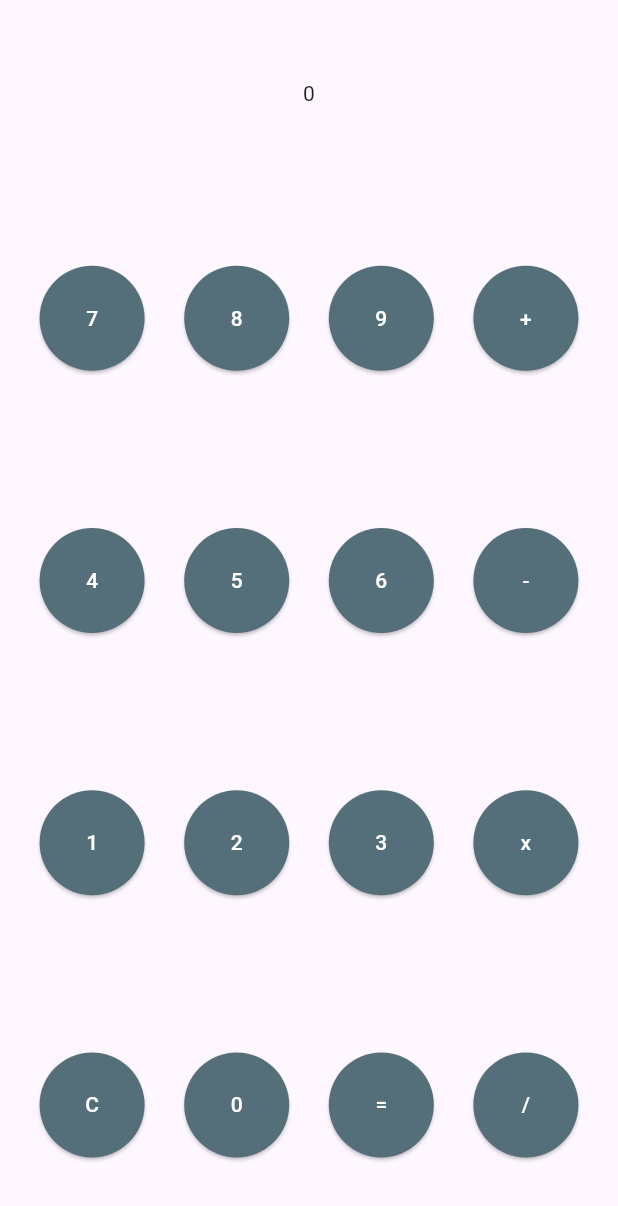
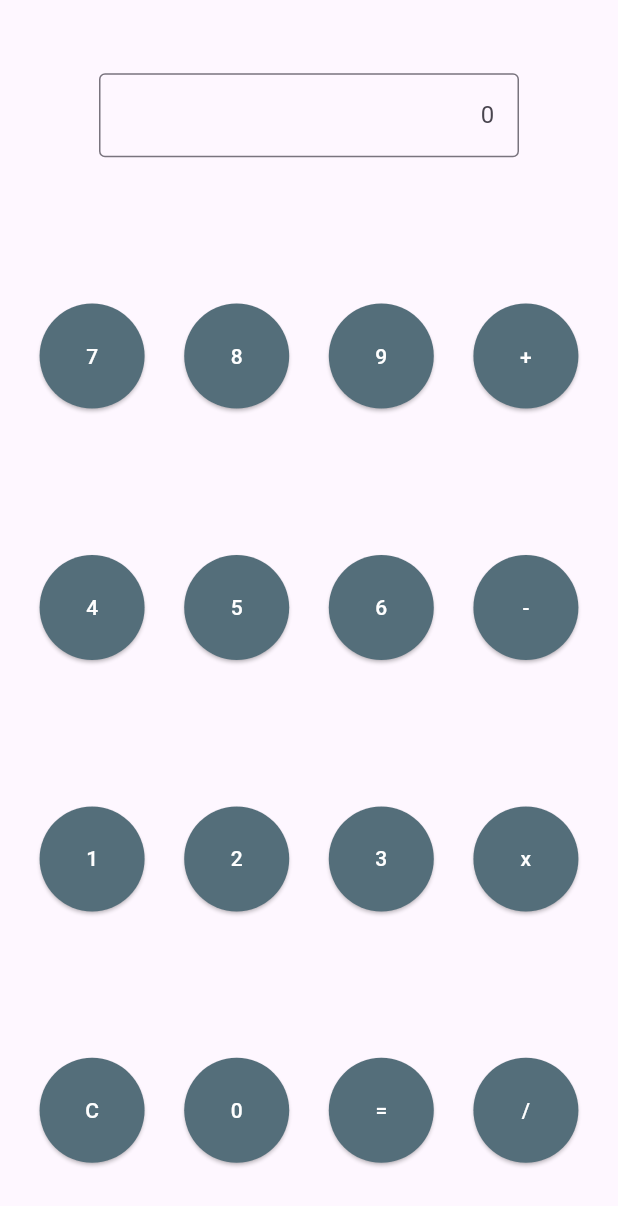
Before and after one commit to javert-galicia/sample_calculator_flutter, a Flutter app: the screen it shows after launch, on a phone screen of 412 x 824 dp. Shown: the top 1206 px of the screen. Run offline on Flutter 3.47's test engine with Material 3 defaults, Android fonts, the light colour scheme and no system bars; our stand-ins replace math_expressions.

Commit message:
Probando Textfield.

```diff
--- a/lib/model.dart
+++ b/lib/model.dart
@@ -14,7 +14,17 @@ class Model extends StatelessWidget {
     return Column(
       mainAxisAlignment: MainAxisAlignment.spaceAround,
       children: [
-        Text(valor),
+        SizedBox(
+          width: 280,
+          child: TextField(
+            textAlign: TextAlign.end,
+            decoration: InputDecoration(
+              border: const OutlineInputBorder(),
+              hintText: valor,
+            ),
+          ),
+        ),
+        //Text(valor),
         Row(
           mainAxisAlignment: MainAxisAlignment.spaceEvenly,
           children: [
```
